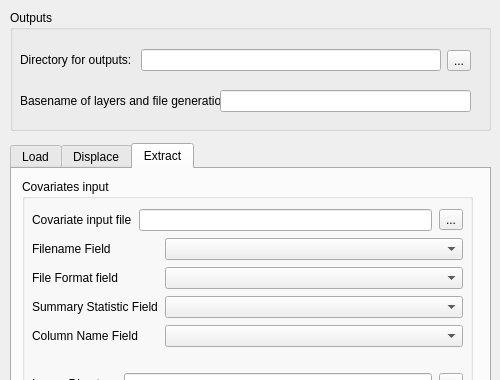
Above: plugin/mgp_dialog.ui from unicef-drp/mics-geocoding before the change; both pictures show x 0 to 500 and y 0 to 380 of the 500 by 724 pixel window. Below: the same form after it.
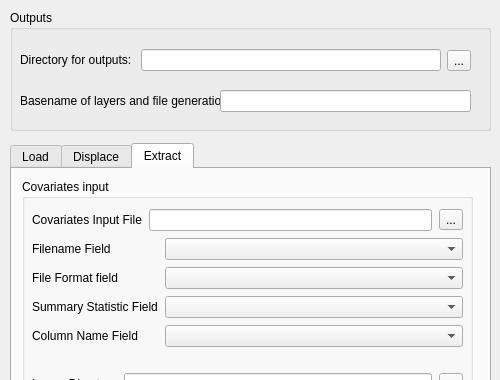
That is the form after the change. The open tabs and pages were chosen to show the change.

Commit message: feat(ui): [38, 39, 40, 41] update covriates inputs: name, csv, tooltip

Patch:
```diff
--- a/plugin/mgp_dialog.ui
+++ b/plugin/mgp_dialog.ui
@@ -484,7 +484,7 @@
                </sizepolicy>
               </property>
               <property name="text">
-               <string>Covariate input file</string>
+               <string>Covariates Input File</string>
               </property>
              </widget>
             </item>
```
The commit also changes 3 other files.
